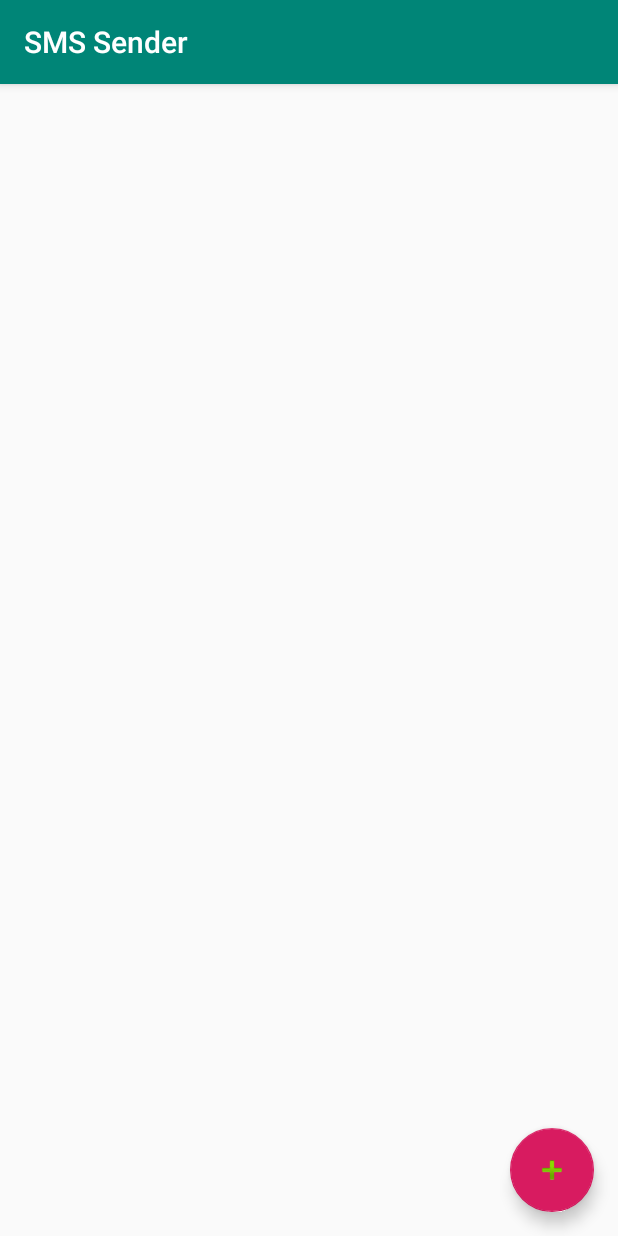
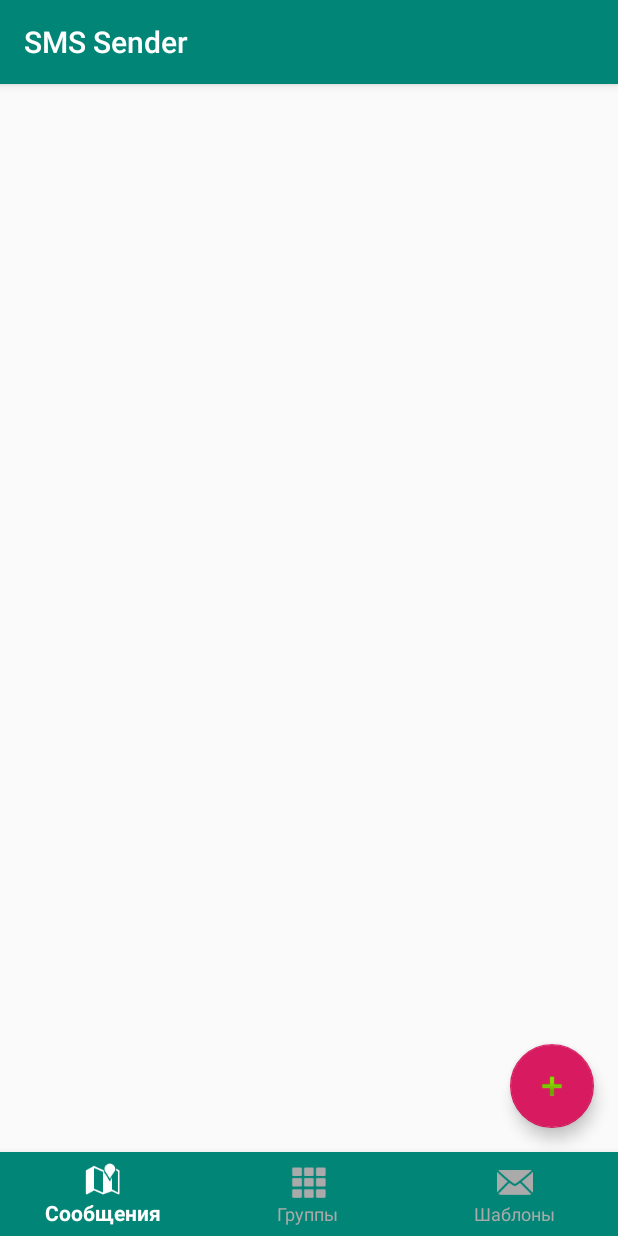
Before and after one commit to ivmakar/SMS_Sender, an Android app: the screen it shows after launch (MainActivity), on a phone screen of 412 x 824 dp. Run offline under Robolectric (Android 15) with nearby library versions, the phone set to English and light mode, and no system bars; our stand-ins replace Dagger/Hilt's generated code, Room's generated code, RxJava, data binding; 2 statements that could not run were skipped.

Commit message:
ADD navigation -- bottom navigation view

```diff
--- a/app/src/main/java/ru/example/ivan/smssender/ui/screens/main/MainActivity.kt
+++ b/app/src/main/java/ru/example/ivan/smssender/ui/screens/main/MainActivity.kt
@@ -8,21 +8,41 @@ import android.os.Bundle
 import androidx.appcompat.app.AlertDialog
 import androidx.core.app.ActivityCompat
 import androidx.core.content.ContextCompat
+import androidx.navigation.Navigation
 import dagger.android.support.DaggerAppCompatActivity
 import ru.example.ivan.smssender.R
 import ru.example.ivan.smssender.utility.Constants
 import javax.inject.Inject
+import com.google.android.material.bottomnavigation.BottomNavigationView
+
 
 class MainActivity : DaggerAppCompatActivity() {
 
     @Inject lateinit var viewModelFactory: ViewModelProvider.Factory
+//    private lateinit var bottomNavigationView: BottomNavigationView
 
     override fun onCreate(savedInstanceState: Bundle?) {
         super.onCreate(savedInstanceState)
+        setContentView(R.layout.activity_main)
 
         showRequestPermissionRationale(true)
 
-        setContentView(R.layout.activity_main)
+        val bottomNavigationView = findViewById<BottomNavigationView>(R.id.bottom_navigation)
+
+        bottomNavigationView.setOnNavigationItemSelectedListener { item ->
+            when (item.itemId) {
+                R.id.action_messages -> {
+                    Navigation.findNavController(this, R.id.fr_container).navigate(R.id.chainFragment)
+                }
+                R.id.action_groups -> {
+                    Navigation.findNavController(this, R.id.fr_container).navigate(R.id.groupFragment)
+                }
+                R.id.action_templates -> {
+                    Navigation.findNavController(this, R.id.fr_container).navigate(R.id.templateFragment)
+                }
+            }
+            true
+        }
     }
 
     private fun checkPermissions(): ArrayList<String> {
--- /dev/null
+++ b/app/src/main/res/color/bottom_navigation_item_background_color.xml
@@ -0,0 +1,11 @@
+<?xml version="1.0" encoding="utf-8"?>
+<selector xmlns:android="http://schemas.android.com/apk/res/android">
+
+    <item
+            android:color="@android:color/darker_gray"
+            android:state_checked="false"/>
+    <item
+            android:color="@android:color/white"
+            android:state_checked="true"/>
+
+</selector>
--- a/app/src/main/res/layout/activity_main.xml
+++ b/app/src/main/res/layout/activity_main.xml
@@ -1,9 +1,11 @@
 <?xml version="1.0" encoding="utf-8"?>
-<FrameLayout xmlns:android="http://schemas.android.com/apk/res/android"
+<RelativeLayout
+        xmlns:android="http://schemas.android.com/apk/res/android"
         xmlns:app="http://schemas.android.com/apk/res-auto"
         xmlns:tools="http://schemas.android.com/tools"
         android:layout_height="match_parent"
-        android:layout_width="match_parent">
+        android:layout_width="match_parent"
+        android:orientation="vertical">
 
 
     <fragment
@@ -12,5 +14,19 @@
             android:name="androidx.navigation.fragment.NavHostFragment"
             android:id="@+id/fr_container"
             app:defaultNavHost="true"
-            app:navGraph="@navigation/main_graph"/>
-</FrameLayout>
+            app:navGraph="@navigation/main_graph"
+            android:layout_above="@+id/bottom_navigation"/>
+
+    <com.google.android.material.bottomnavigation.BottomNavigationView
+            android:id="@+id/bottom_navigation"
+            android:layout_width="match_parent"
+            android:layout_height="wrap_content"
+            app:itemBackground="@color/colorPrimary"
+            app:itemIconTint="@color/bottom_navigation_item_background_color"
+            app:itemTextColor="@color/bottom_navigation_item_background_color"
+            app:menu="@menu/menu_bottom_navigation" android:layout_alignParentBottom="true"
+    >
+
+
+    </com.google.android.material.bottomnavigation.BottomNavigationView>
+</RelativeLayout>
--- /dev/null
+++ b/app/src/main/res/menu/menu_bottom_navigation.xml
@@ -0,0 +1,15 @@
+<?xml version="1.0" encoding="utf-8"?>
+<menu xmlns:android="http://schemas.android.com/apk/res/android">
+    <item
+            android:id="@+id/action_messages"
+            android:icon="@android:drawable/ic_dialog_map"
+            android:title="@string/messages_bottom_navigation"/>
+    <item
+            android:id="@+id/action_groups"
+            android:icon="@android:drawable/ic_dialog_dialer"
+            android:title="@string/groups_bottom_navigation" />
+    <item
+            android:id="@+id/action_templates"
+            android:icon="@android:drawable/ic_dialog_email"
+            android:title="@string/templates_bottom_navigation" />
+</menu>
--- a/app/src/main/res/values/strings.xml
+++ b/app/src/main/res/values/strings.xml
@@ -29,4 +29,7 @@
 
     <!-- TODO: Remove or change this placeholder text -->
     <string name="hello_blank_fragment">Hello blank fragment</string>
+    <string name="messages_bottom_navigation">Сообщения</string>
+    <string name="groups_bottom_navigation">Группы</string>
+    <string name="templates_bottom_navigation">Шаблоны</string>
 </resources>
```
